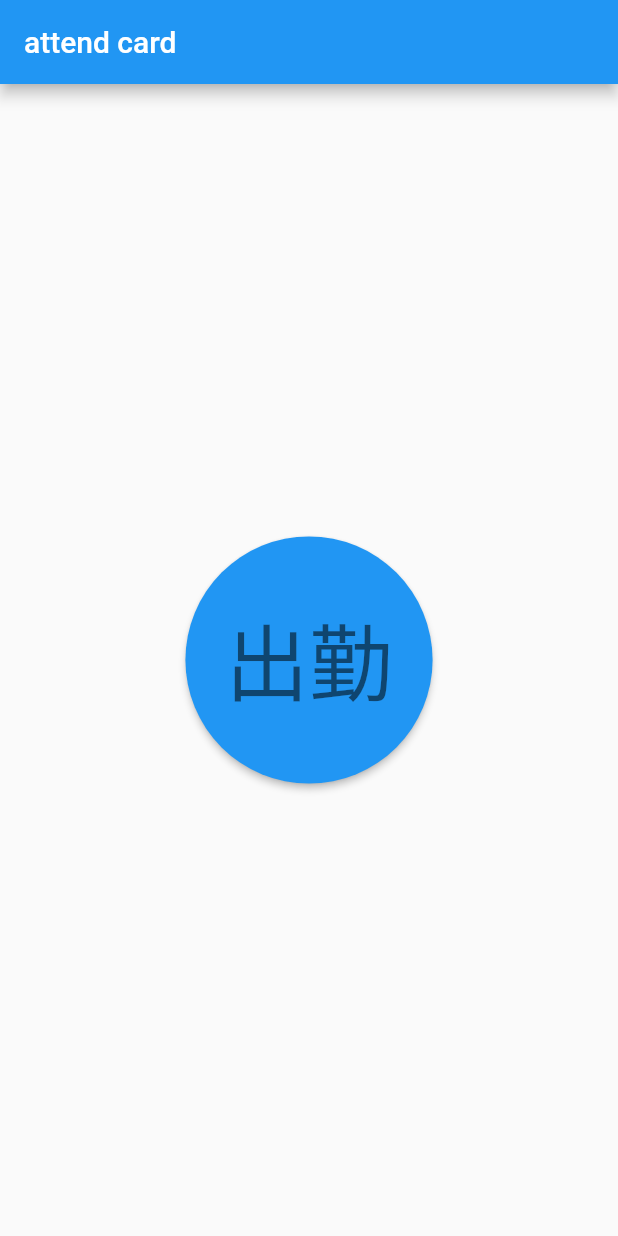
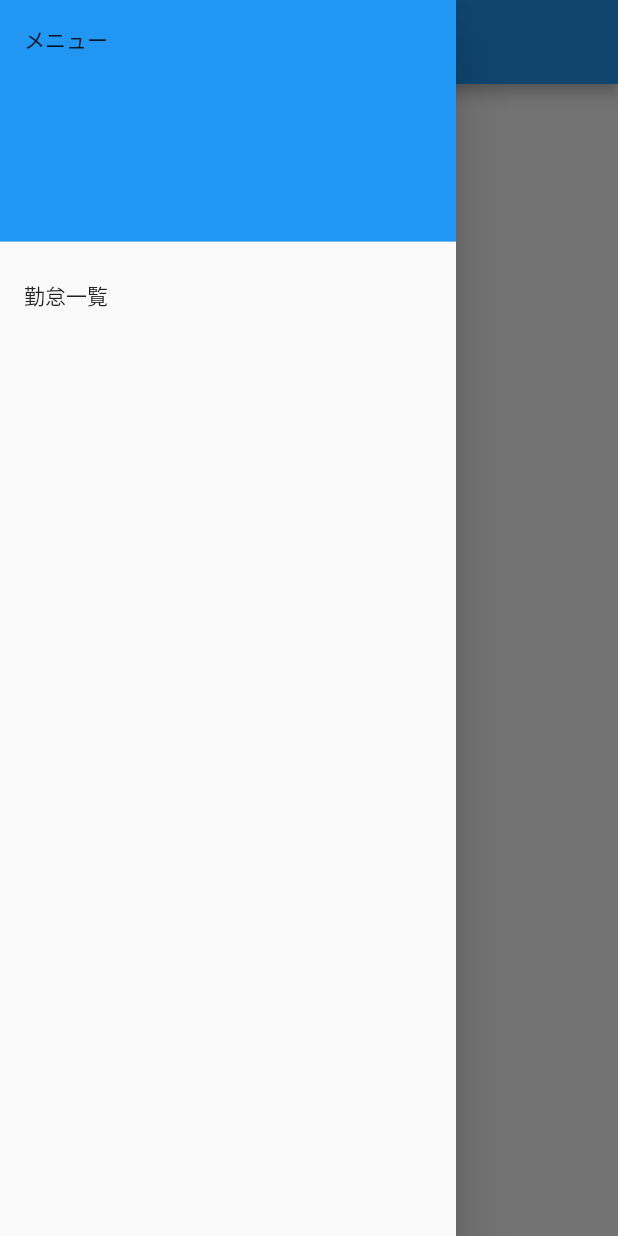
Before and after one commit to Pregum/attend_recorder, a Flutter app: the screen it shows after launch, with the side drawer open (before the commit the screen has no drawer), on a phone screen of 412 x 824 dp. Run offline on Flutter 3.47's test engine with Material 2 defaults, Android fonts, the light colour scheme and no system bars; our stand-ins replace hive_flutter; accounts and stored records are empty.

Commit message:
add: 勤怠一覧ページを作成

```diff
--- a/lib/attend_info_service.dart
+++ b/lib/attend_info_service.dart
@@ -15,6 +15,12 @@ class AttendInfoService {
     var attendInfo = box.get(id);
     attendInfo?.id = id;
     return attendInfo;
+  }
+
+  Future<List<AttendInfo>> getAll() async {
+    final box = await _openBoxIfClosed();
+    final all = box.values.toList();
+    return all;
   }
 
   Future<AttendInfo?> getByStartAt(DateTime startAt) async {
--- a/lib/main.dart
+++ b/lib/main.dart
@@ -4,6 +4,9 @@ import 'package:attendance_recoder/attend_info.dart';
 import 'package:attendance_recoder/attend_info_service.dart';
 import 'package:flutter/material.dart';
 import 'package:hive_flutter/hive_flutter.dart';
+import 'package:intl/intl.dart';
+
+import 'attend_list_page.dart';
 
 Future<void> main() async {
   await Hive.initFlutter();
@@ -47,13 +50,73 @@ class _MyHomePageState extends State<MyHomePage> {
       appBar: AppBar(
         title: Text(widget.title),
       ),
-      body: Center(
-        child: Column(
+      drawer: Drawer(
+        child: ListView(
+          children: [
+            const DrawerHeader(
+              decoration: BoxDecoration(color: Colors.blue),
+              child: Text('メニュー'),
+            ),
+            ListTile(
+              title: const Text('勤怠一覧'),
+              onTap: () async {
+                await Navigator.of(context).push(
+                  MaterialPageRoute(
+                    builder: ((context) {
+                      return const AttendListPage();
+                    }),
+                  ),
+                );
+                setState(() {});
+              },
+            ),
+          ],
+        ),
+      ),
+      body: Column(
         mainAxisAlignment: MainAxisAlignment.center,
         children: <Widget>[
+          Flexible(
+            flex: 2,
+            child: SizedBox(
+              width: MediaQuery.of(context).size.width * 0.8,
+              child: Row(
+                crossAxisAlignment: CrossAxisAlignment.center,
+                children: [
+                  Text(
+                    '出社時間: ',
+                    style: Theme.of(context).textTheme.headline5,
+                  ),
                   FutureBuilder(
-              builder:
-                  (BuildContext context, AsyncSnapshot<AttendInfo?> snapshot) {
+                    future: _hasWorked(),
+                    builder: ((context, AsyncSnapshot<AttendInfo?> snapshot) {
+                      if (snapshot.data == null) {
+                        return Text('未入力',
+                            style: Theme.of(context).textTheme.headline5);
+                      }
+
+                      final formatter = DateFormat('HH:mm');
+                      final str = snapshot.data?.startAt != null
+                          ? formatter.format(snapshot.data!.startAt)
+                          : '未入力';
+
+                      return Text(
+                        str,
+                        style: Theme.of(context).textTheme.headline5,
+                      );
+                    }),
+                  )
+                  // Text()
+                ],
+              ),
+            ),
+          ),
+          Flexible(
+            flex: 8,
+            child: Center(
+              child: FutureBuilder(
+                builder: (BuildContext context,
+                    AsyncSnapshot<AttendInfo?> snapshot) {
                   if (snapshot.data != null) {
                     var targetAttendInfo = snapshot.data!;
                     if (targetAttendInfo.isPunchClock) {
@@ -80,7 +143,8 @@ class _MyHomePageState extends State<MyHomePage> {
                           onPressed: () async {
                             targetAttendInfo.endAt = DateTime.now();
                             targetAttendInfo.isPunchClock = true;
-                          await AttendInfoService.ins.upsert(targetAttendInfo);
+                            await AttendInfoService.ins
+                                .upsert(targetAttendInfo);
                             if (mounted) {
                               const sb = SnackBar(content: Text('退勤しました！'));
                               ScaffoldMessenger.of(context).showSnackBar(sb);
@@ -125,8 +189,9 @@ class _MyHomePageState extends State<MyHomePage> {
                 future: _hasWorked(),
                 initialData: null,
               ),
+            ),
+          ),
         ],
-        ),
       ),
     );
   }
--- a/pubspec.yaml
+++ b/pubspec.yaml
@@ -36,6 +36,7 @@ dependencies:
   cupertino_icons: ^1.0.2
   hive_flutter: ^1.1.0
   hive: ^2.2.3
+  intl: ^0.18.0
 
 dev_dependencies:
   flutter_test:
```
Also changed, not shown: lib/attend_list_page.dart (added, +98 -0 lines), pubspec.lock. Lines whose indentation alone changed are shown as unchanged.
